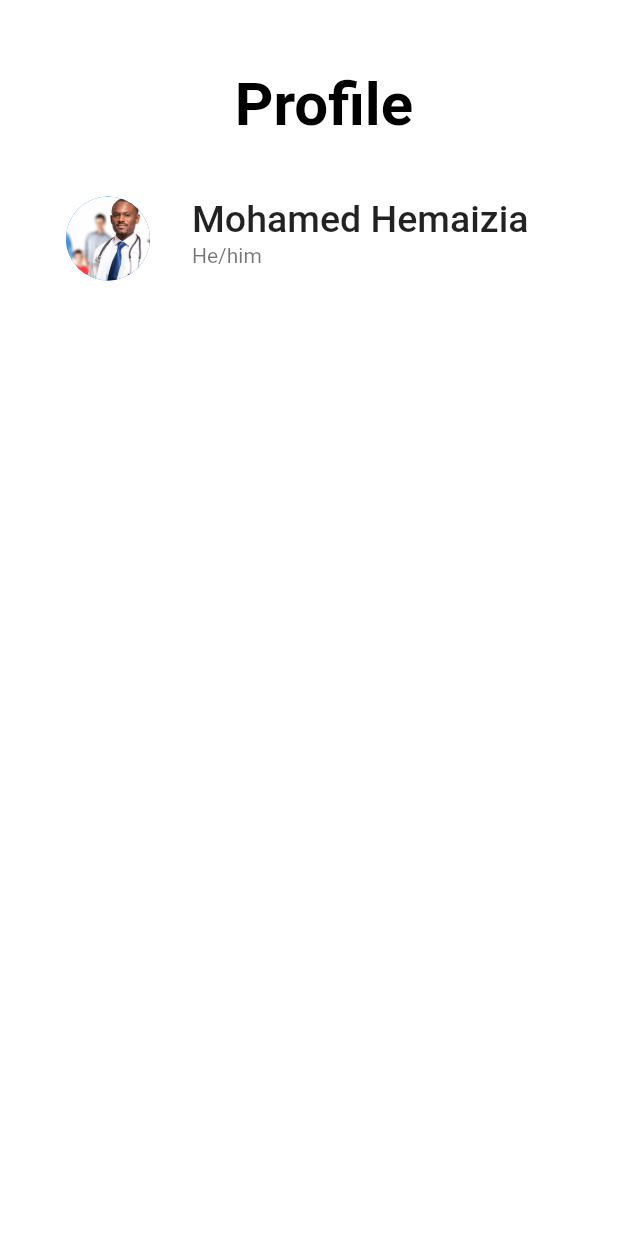
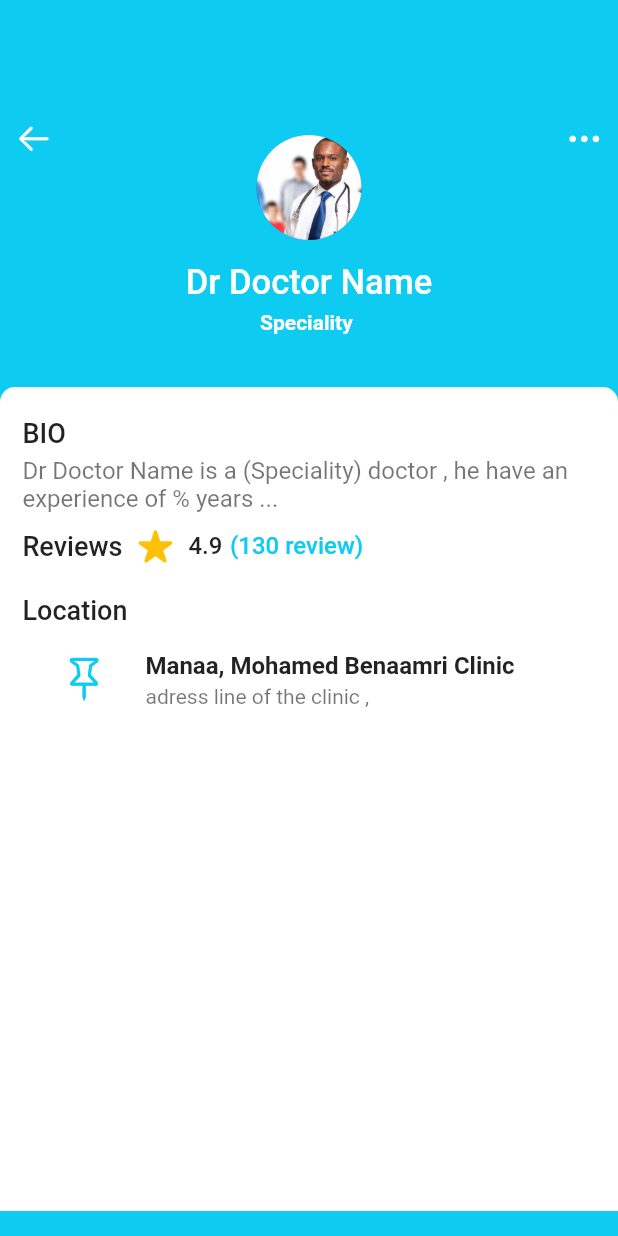
Before and after one commit to AmalHmz/HealthCare-Doctor, a Flutter app: the ProfilePage screen opened directly, on a phone screen of 412 x 824 dp. Run offline on Flutter 3.47's test engine with Material 2 defaults, Android fonts, the phone set to English and light mode, and no system bars; our stand-ins replace file_picker, font_awesome_flutter.

Commit message:
new profile file
some changes

```diff
--- a/lib/screens/profile_page.dart
+++ b/lib/screens/profile_page.dart
@@ -1,46 +1,175 @@
 
+import 'package:firstly/utils/config.dart';
+import 'package:flutter/cupertino.dart';
 import 'package:flutter/material.dart';
 
 
 class ProfilePage extends StatelessWidget{
+
+
   @override
-  Widget build (BuildContext context ) {
-    return  Scaffold(
-      backgroundColor: Colors.white, // Set the background color of the page
-      body: Container(
-        padding: EdgeInsets.all(16),
+  Widget build(BuildContext context){
+    return Scaffold(
+      backgroundColor: Config.primaryColor,
+      body: SingleChildScrollView(
         child: Column(
-      crossAxisAlignment: CrossAxisAlignment.center,
           children: [
-        SizedBox(height:30),
-        Text(
-          '  Profile',
-          style: TextStyle(
-            fontSize: 40,
-            fontWeight: FontWeight.bold,
-            color: Colors.black,
-            decoration: TextDecoration.none,
+            SizedBox(height:80),
+            Padding(padding: EdgeInsets.symmetric(horizontal: 10),
+            child: Stack(
+              children: [
+                SizedBox(height: 100),
+               Row(
+                mainAxisAlignment: MainAxisAlignment.spaceBetween,
+                children: [
+                  InkWell(
+                    onTap: () {
+                      Navigator.pop(context);
+                    },
+
+                    child: Icon(CupertinoIcons.arrow_left,
+                    color: Colors.white,
+                    size: 25,
                     ),
                   ),
-         SizedBox(height: 30),
-          ListTile(
-            leading: CircleAvatar(radius: 40,
+                   InkWell(
+                    onTap: () {
+                    },
+
+                    child: Icon(CupertinoIcons.ellipsis,
+                    color: Colors.white,
+                    size: 25,
+                    ),
+                  ),
+                ],
+               ),
+               Padding(padding: EdgeInsets.symmetric(vertical: 10),
+               child: Column(
+                mainAxisAlignment: MainAxisAlignment.spaceEvenly,
+                children: [
+                CircleAvatar(radius: 35,
                 backgroundImage: AssetImage("assets/images/doctor1.jpg"),
+                ),
+                SizedBox(height: 15),
+                Text("Dr Doctor Name",
+                style: TextStyle(
+                  fontSize: 23,
+                  fontWeight: FontWeight.w500,
+                  color: Colors.white,
+                ),),
+                SizedBox(height: 5),
+                Text("Speciality ",
+                style: TextStyle(
+                   color: Colors.white,
+                   fontWeight: FontWeight.bold,
+
+                ),),
+                SizedBox(height: 5),
+                Row(
+                  mainAxisAlignment: MainAxisAlignment.center,
+                  children: [
+
+                  ],
+                ),
+               ],),
+               ),
+              ],
+            ),
+            ),
+            SizedBox(height: 20),
+            Container(
+              height: MediaQuery.of(context).size.height / 1.5 ,
+              width: double.infinity,
+              padding: EdgeInsets.only(
+                top: 20,
+                left: 15,
+              ),
+              decoration: BoxDecoration(
+                color: Colors.white,
+                borderRadius: BorderRadius.only(
+                  topLeft: Radius.circular(10),
+                  topRight: Radius.circular(10),
+                ),
+              ),
+              child: Column(
+                crossAxisAlignment: CrossAxisAlignment.start,
+                mainAxisSize: MainAxisSize.max ,
+                children: [
+                  Text("BIO",
+                  style: TextStyle(
+                    fontSize: 18,
+                    fontWeight: FontWeight.w500,
+                  ),),
+                  SizedBox(height: 5),
+                  Text("Dr Doctor Name is a (Speciality) doctor , he have an experience of % years ...",
+                    style: TextStyle(
+                      fontSize: 16,
+                      color: Colors.black54,
 
                     ),
+                  ),
+                  SizedBox(height: 10),
+                  Row(
+                    children: [
+                      Text("Reviews",
+                      style: TextStyle(
+                        fontSize: 18,
+                        fontWeight: FontWeight.w500,
+                      ),),
+                      SizedBox(width: 10),
+                      Icon(CupertinoIcons.star_fill, color: Colors.amber),
+                      SizedBox(width: 10),
+                      Text("4.9",
+                      style: TextStyle(
+                        fontSize: 16,
+                        fontWeight: FontWeight.w500,
+                      ),),
+                      SizedBox(width: 5),
+                      Text("(130 review)",
+                      style: TextStyle(
+                        fontSize: 16,
+                        fontWeight: FontWeight.w500,
+                        color: Config.primaryColor,
+                      ),),
 
-            title: Text("Mohamed Hemaizia",
+                    ],
+                  ),
+
+
+                  SizedBox(height: 20),
+                  Text("Location",
                   style: TextStyle(
+                    fontSize: 18,
                     fontWeight: FontWeight.w500,
-              fontSize: 25,
+                  ),),
+                  ListTile(
+                    leading: Container(
+                      padding: EdgeInsets.all(10),
+                      decoration: BoxDecoration(
+                        color: Colors.white,
+
+                      ),
+                      child: Icon(CupertinoIcons.pin,
+                      color: Config.primaryColor,
+                      size: 30,),
+                    ),
+                    title: Text("Manaa, Mohamed Benaamri Clinic",
+                      style: TextStyle(
+                        fontWeight: FontWeight.bold,
+
                       ),
                     ),
-            subtitle: Text("He/him  "),
+                    subtitle: Text("adress line of the clinic ,"),
+                  ),
+                ],
+              ),
+
             ),
 
           ],
         ),
       ),
+
     );
   }
 }
```
Lines whose indentation alone changed are shown as unchanged.
